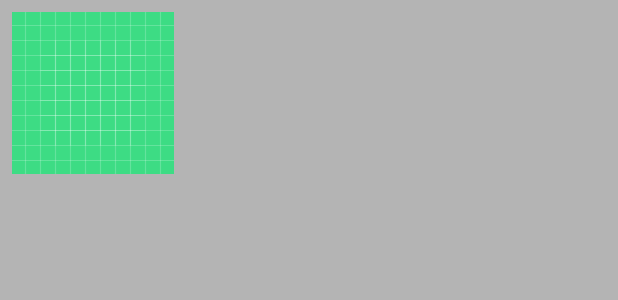
After one commit to vantutrieu97/google_android_certification, an Android app: the layout custom_toast.xml on its own in the app's theme, with its tools: preview values and no code run, on a phone screen of 412 x 824 dp. The commit adds this screen. Shown: the top 300 px of the screen. Run offline under Robolectric (Android 15) with nearby library versions, the phone set to English and light mode, and no system bars.

Commit message:
Custom Toast

```diff
--- /dev/null
+++ b/app/src/main/res/layout/custom_toast.xml
@@ -0,0 +1,20 @@
+<LinearLayout xmlns:android="http://schemas.android.com/apk/res/android"
+    android:id="@+id/custom_toast_container"
+    android:layout_width="fill_parent"
+    android:layout_height="fill_parent"
+    android:background="#DAAA"
+    android:orientation="horizontal"
+    android:padding="8dp">
+
+    <ImageView
+        android:layout_width="wrap_content"
+        android:layout_height="wrap_content"
+        android:layout_marginRight="8dp"
+        android:src="@drawable/ic_launcher_background" />
+
+    <TextView
+        android:id="@+id/text"
+        android:layout_width="wrap_content"
+        android:layout_height="wrap_content"
+        android:textColor="#FFF" />
+</LinearLayout>
```
Also changed, not shown: app/src/main/java/vantutrieu97/xyz/googleandroidcertification/MainActivity.kt (+18 -1 lines).
